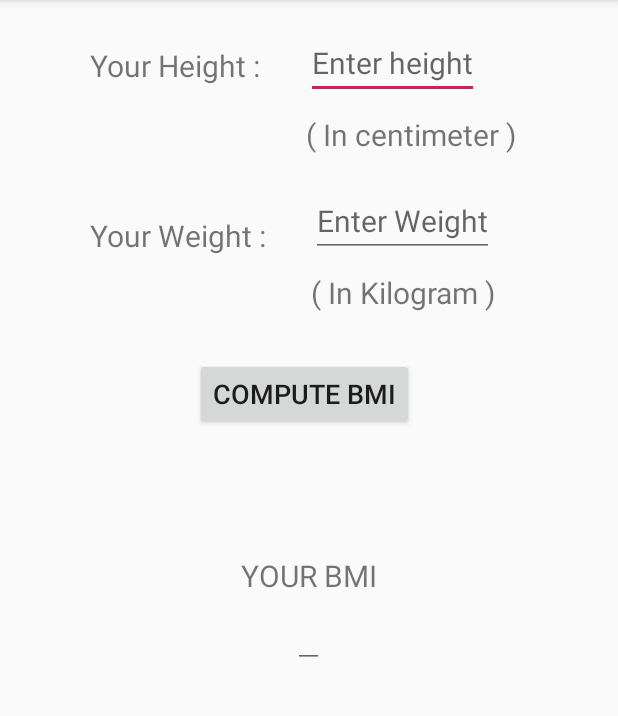
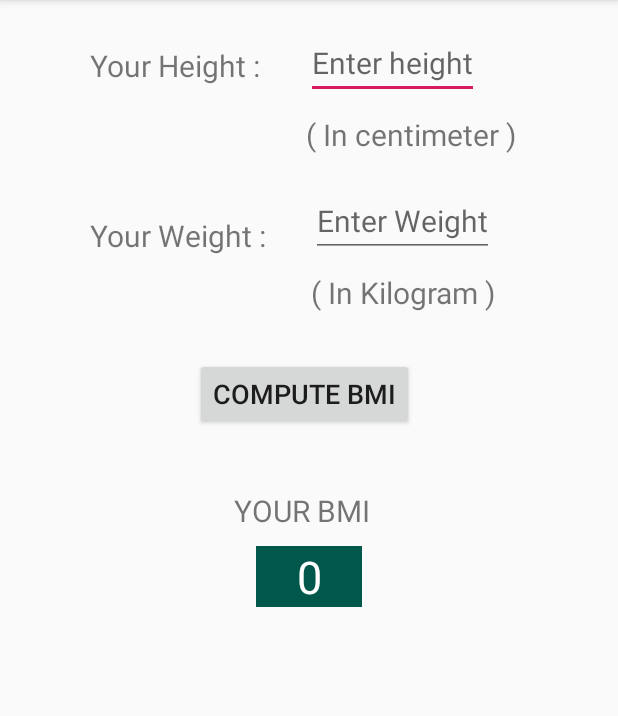
Before and after one commit to synasme10/BMI_Sujan, an Android app: the screen it shows after launch (MainActivity), on a phone screen of 412 x 824 dp, the part 84-800 px from its top. Run offline under Robolectric (Android 15) with nearby library versions, the phone set to English and light mode, and no system bars.

Commit message:
Second Commit

```diff
--- a/app/src/main/res/layout/activity_main.xml
+++ b/app/src/main/res/layout/activity_main.xml
@@ -92,10 +92,12 @@
         android:id="@+id/TvBmi"
         android:layout_width="wrap_content"
         android:layout_height="wrap_content"
-    android:text="YOUR BMI"
-        android:layout_centerInParent="true"
-        android:layout_marginTop="25dp"
-        android:textSize="20sp"/>
+        android:text="YOUR BMI"
+        android:gravity="center"
+        android:layout_marginTop="40dp"
+        android:layout_marginLeft="155dp"
+        android:textSize="20sp"
+        android:layout_below="@+id/BtnCompute"/>
 
     <EditText
         android:id="@+id/EtResult"
@@ -103,7 +105,13 @@
         android:layout_height="wrap_content"
         android:layout_below="@id/TvBmi"
         android:layout_centerInParent="true"
-        android:textSize="20sp"/>
+        android:ems="2"
+        android:background="@color/colorPrimaryDark"
+        android:textColor="#ffffff"
+        android:text="0"
+        android:gravity="center"
+        android:textSize="30sp"
+        android:layout_marginTop="10dp"/>
 
 
 </RelativeLayout>
```
Also changed, not shown: app/src/main/java/com/example/bmi_sujan/Bmi_Sujan.java (+12 -8 lines), app/src/main/java/com/example/bmi_sujan/MainActivity.java (+10 -4 lines).
